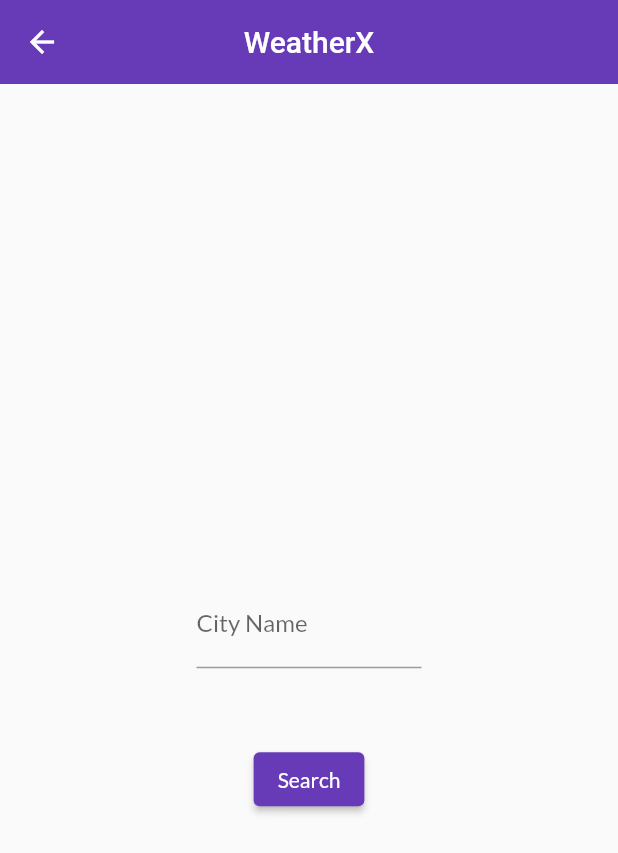
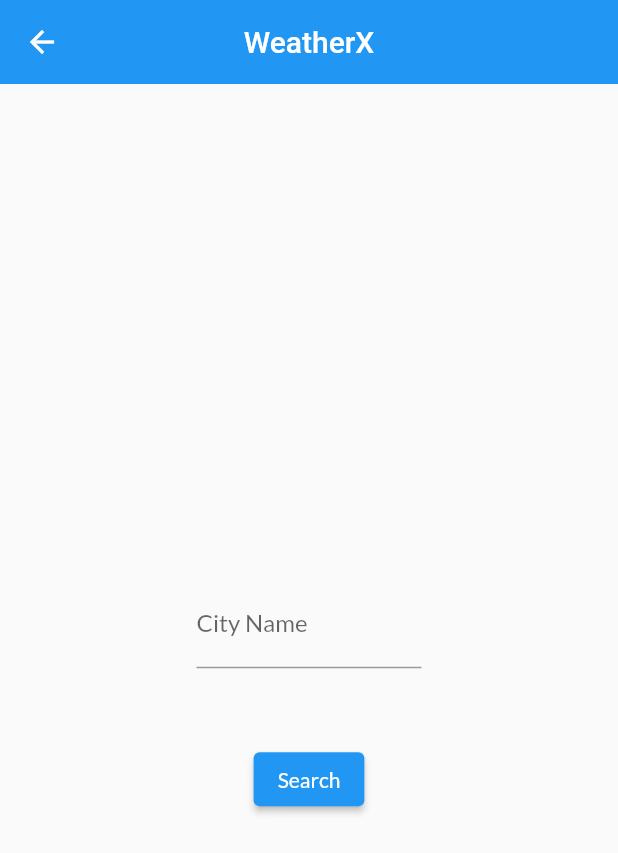
Before and after one commit to Asim-2000/Referral-System-Flutter, a Flutter app: the screen it shows after launch, on a phone screen of 412 x 824 dp. Shown: the top 853 px of the screen. Run offline on Flutter 3.47's test engine with Material 2 defaults, Android fonts, the phone set to English and light mode, and no system bars; our stand-ins replace firebase_core, firebase_dynamic_links, flutter_dotenv, get_it, google_fonts; accounts and stored records are empty.

Commit message:
👌 IMPROVE: changed logo splash and theme as well

```diff
--- a/lib/theme/theme.dart
+++ b/lib/theme/theme.dart
@@ -3,7 +3,7 @@ import 'package:google_fonts/google_fonts.dart';
 
 class MyTheme {
   static ThemeData lightTheme(BuildContext context) => ThemeData(
-      primarySwatch: Colors.deepPurple,
+      primarySwatch: Colors.blue,
       fontFamily: GoogleFonts.lato().fontFamily,
       appBarTheme: AppBarTheme(
         elevation: 0.0,
--- a/lib/ui/views/home_view/home-screen.dart
+++ b/lib/ui/views/home_view/home-screen.dart
@@ -20,11 +20,14 @@ class _HomeScreenState extends State<HomeScreen> {
 
   @override
   Widget build(BuildContext context) {
-    _cityTextController.text = widget.referrarCode ?? '';
-
     void _search() async {
       final response = await _dataService.getWeather(_cityTextController.text);
       setState(() => _response = response);
+    }
+
+    var referrarCode = widget.referrarCode;
+    if (referrarCode != null) {
+      _cityTextController.text = referrarCode ?? '';
     }
 
     return Scaffold(
--- a/pubspec.yaml
+++ b/pubspec.yaml
@@ -33,7 +33,7 @@ dev_dependencies:
 
 flutter_native_splash:
   color: #ffffff
-  image: assets/images/weather_splash.png
+  image: assets/images/weather_splash.jpg
   android: true
   ios: true
 
```
Also changed, not shown: assets/images/weather_splash.jpg (added), assets/images/weather_splash.png (deleted), 10 other files.
